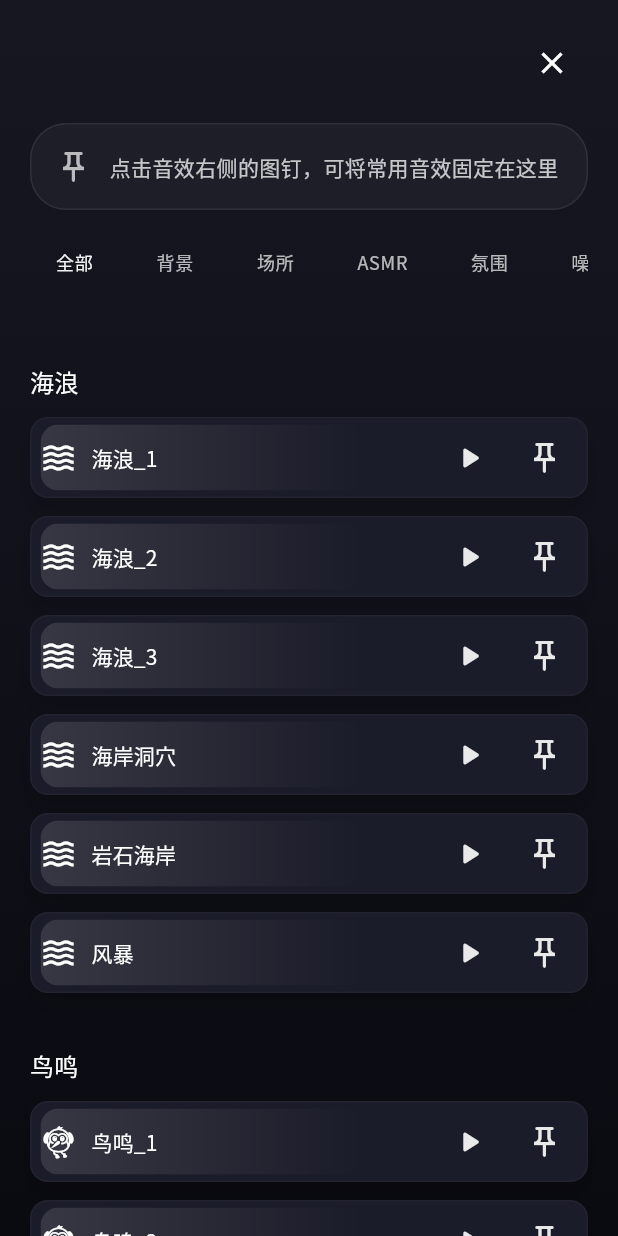
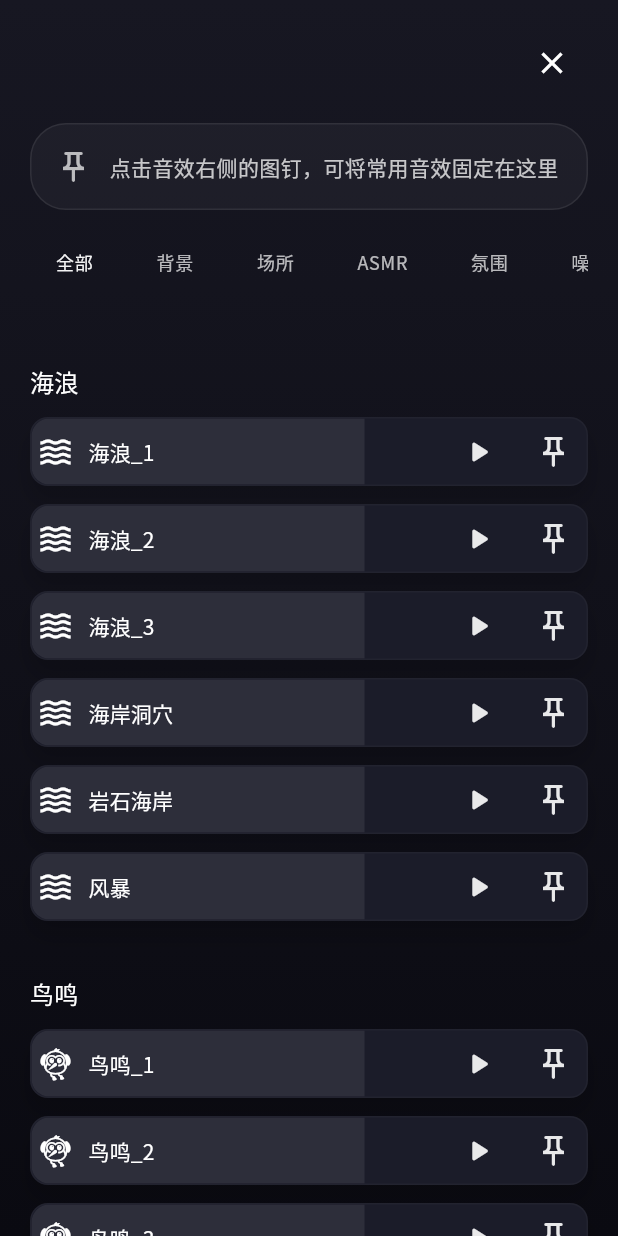
Before and after one commit to Clowrain/sound_box, a Flutter app: the SoundsPage screen opened by its route, on a phone screen of 412 x 824 dp. Run offline on Flutter 3.47's test engine with Material 3 defaults, Android fonts, the phone set to English and light mode, and no system bars; project files that could hold a hidden picture were left out.

Commit message:
fix: 调整音效分类样式

```diff
--- a/lib/features/sounds/widgets/sound_card.dart
+++ b/lib/features/sounds/widgets/sound_card.dart
@@ -49,7 +49,6 @@ class SoundCard extends StatelessWidget {
           onPanDown: (details) => handleDrag(details.localPosition.dx),
           onPanUpdate: (details) => handleDrag(details.localPosition.dx),
           child: Container(
-            padding: const EdgeInsets.symmetric(horizontal: 6, vertical: 4),
             decoration: BoxDecoration(
               color: const Color(0xFF1B1C29),
               borderRadius: BorderRadius.circular(12),
@@ -71,14 +70,7 @@ class SoundCard extends StatelessWidget {
                       alignment: Alignment.centerLeft,
                       widthFactor: volume.clamp(0, 1),
                       child: Container(
-                        decoration: BoxDecoration(
-                          gradient: LinearGradient(
-                            colors: [
-                              Colors.white.withValues(alpha: 0.12),
-                              Colors.white.withValues(alpha: 0.0),
-                            ],
-                          ),
-                        ),
+                        color: Colors.white.withValues(alpha: 0.08),
                       ),
                     ),
                   ),
@@ -88,6 +80,7 @@ class SoundCard extends StatelessWidget {
                     Expanded(
                       child: Row(
                         children: [
+                          const SizedBox(width: 4),
                           Icon(sound.icon, color: Colors.white, size: 24),
                           const SizedBox(width: 10),
                           Flexible(
```
